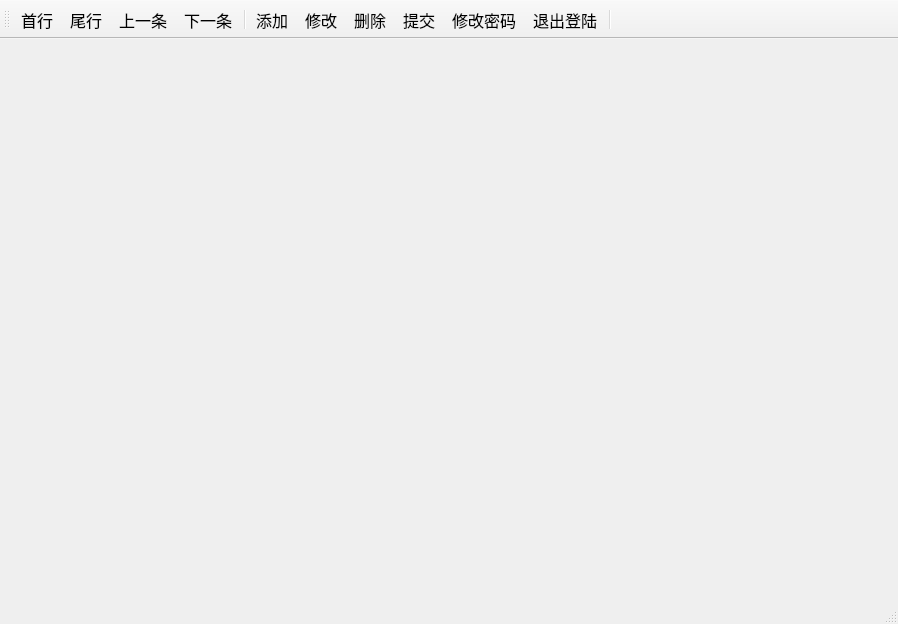
zy98/LibraryManagement, file MainWindow.ui: the form before one commit.
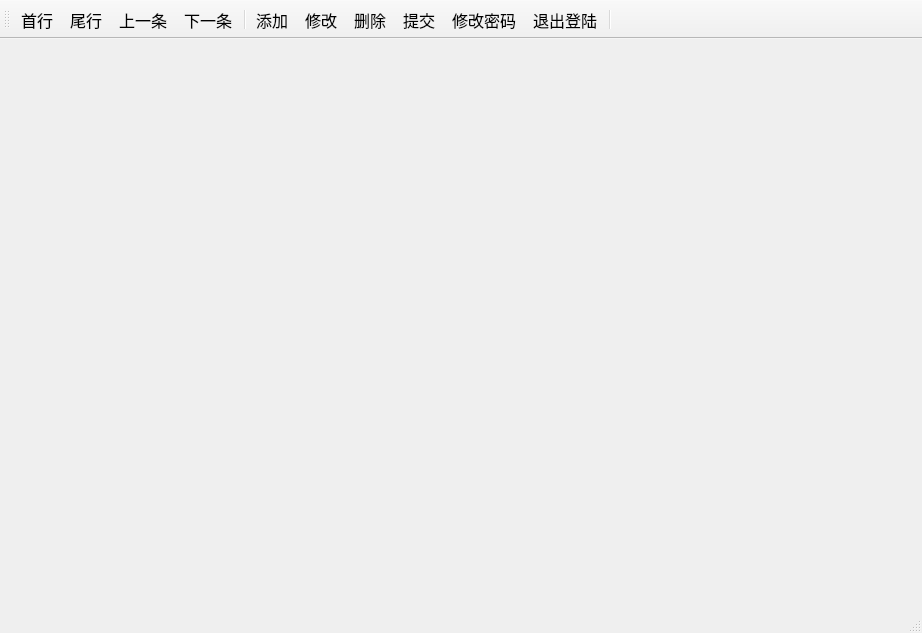
The form after the commit. Icons and pictures are not drawn.

What changed in the file:
```diff
--- a/MainWindow.ui
+++ b/MainWindow.ui
@@ -6,8 +6,8 @@
    <rect>
     <x>0</x>
     <y>0</y>
-    <width>898</width>
-    <height>624</height>
+    <width>922</width>
+    <height>633</height>
    </rect>
   </property>
   <property name="font">
```
Left out of the diff: 32 changed lines with no effect on the pictures.
